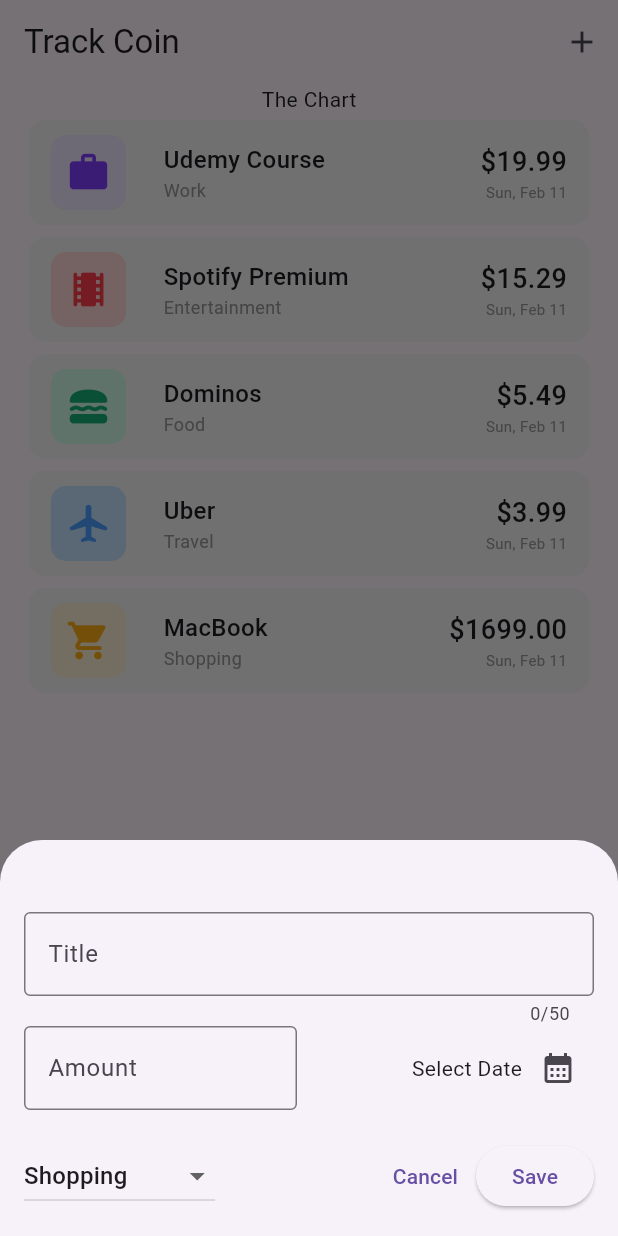
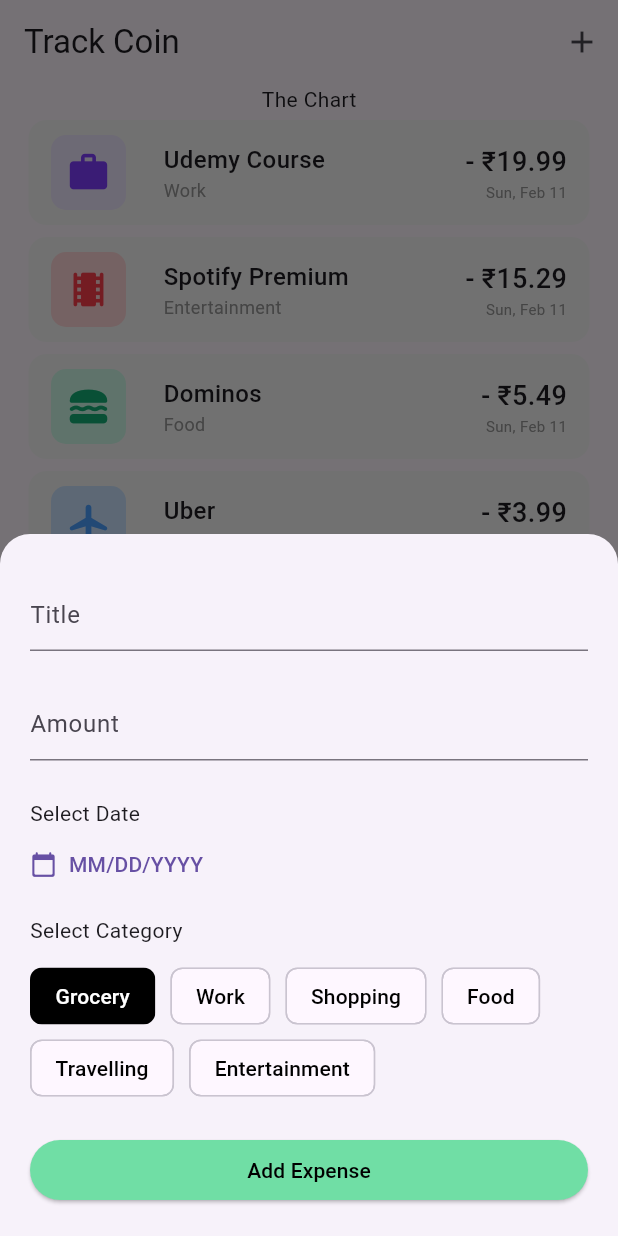
Before and after one commit to SagnikBarik/track_coin, a Flutter app: the screen it shows after launch, after a tap on the "add" icon, on a phone screen of 412 x 824 dp. Run offline on Flutter 3.47's test engine with Material 3 defaults, Android fonts, the phone set to English and light mode, and no system bars.

Commit message:
modified style

```diff
--- a/lib/main.dart
+++ b/lib/main.dart
@@ -4,8 +4,20 @@ import 'package:track_coin/widgets/expenses.dart';
 
 void main() {
   runApp(
-    const MaterialApp(
+    MaterialApp(
       debugShowCheckedModeBanner: false,
+      theme: ThemeData().copyWith(
+        cardTheme: const CardTheme().copyWith(
+          color: const Color.fromARGB(255, 247, 247, 247),
+          elevation: 0,
+        ),
+        elevatedButtonTheme: ElevatedButtonThemeData(
+          style: ElevatedButton.styleFrom(
+            backgroundColor: const Color.fromARGB(255, 112, 222, 165),
+            foregroundColor: Colors.black,
+          ),
+        ),
+      ),
       home: Expenses(),
     ),
   );
--- a/lib/models/expense_model.dart
+++ b/lib/models/expense_model.dart
@@ -6,22 +6,24 @@ final formatter = DateFormat.MMMEd();
 
 const uuid = Uuid();
 
-enum Category {food, shopping, entertainment, travel, work}
+enum Category {grocery, work, shopping, food, travelling, entertainment}
 
 const categoryIcons = {
   Category.food : Icons.lunch_dining_rounded,
   Category.shopping : Icons.shopping_cart_rounded,
   Category.entertainment : Icons.theaters_rounded,
-  Category.travel : Icons.airplanemode_active_rounded,
-  Category.work : Icons.work_rounded
+  Category.travelling : Icons.airplanemode_active_rounded,
+  Category.work : Icons.work_rounded,
+  Category.grocery : Icons.store_rounded,
 };
 
 const categoryColors = {
   Category.food : [Color.fromARGB(255, 20, 175, 118) ,Color.fromARGB(255, 207, 250, 233)],
-  Category.shopping : [Color.fromARGB(255, 251, 172, 19), Color.fromARGB(255, 252, 238, 212)],
+  Category.shopping : [Color.fromARGB(255, 252, 175, 23), Color.fromARGB(255, 252, 238, 212)],
   Category.entertainment : [Color.fromARGB(255, 252, 60, 75) ,Color.fromARGB(255, 254, 214, 215)],
-  Category.travel : [Color.fromARGB(255, 75, 159, 255), Color.fromARGB(255, 196, 224, 255)],
+  Category.travelling : [Color.fromARGB(255, 75, 159, 255), Color.fromARGB(255, 202, 227, 255)],
   Category.work : [Color.fromARGB(255, 127, 61, 255) ,Color.fromARGB(255, 238, 230, 254)],
+  Category.grocery : [Color.fromARGB(255, 255, 119, 0), Color.fromARGB(255, 255, 227, 190)]
 };
 
 class Expense {
--- a/lib/widgets/expenses.dart
+++ b/lib/widgets/expenses.dart
@@ -37,13 +37,19 @@ class _ExpancesState extends State<Expenses> {
       title: 'Uber',
       amount: 3.99,
       date: DateTime.now(),
-      category: Category.travel,
+      category: Category.travelling,
     ),
     Expense(
       title: 'MacBook',
       amount: 1699,
       date: DateTime.now(),
       category: Category.shopping,
+    ),
+    Expense(
+      title: 'Vegetables',
+      amount: 15.69,
+      date: DateTime.now(),
+      category: Category.grocery,
     )
   ];
 
@@ -63,11 +69,13 @@ class _ExpancesState extends State<Expenses> {
       SnackBar(
         content: const Text('Expense Deleted'),
         duration: const Duration(seconds: 2),
-        action: SnackBarAction(label: 'Undo', onPressed: (){
-          setState(() {
-            _registeredExpences.insert(expenseIndex, expense);
-          });
-        }),
+        action: SnackBarAction(
+            label: 'Undo',
+            onPressed: () {
+              setState(() {
+                _registeredExpences.insert(expenseIndex, expense);
+              });
+            }),
       ),
     );
   }
@@ -75,6 +83,11 @@ class _ExpancesState extends State<Expenses> {
   void _openOverlay() {
     showModalBottomSheet(
       isScrollControlled: true,
+      shape: const RoundedRectangleBorder(
+        borderRadius: BorderRadius.vertical(
+          top: Radius.circular(20),
+        ),
+      ),
       context: context,
       builder: (ctx) => NewExpense(onAddExpense: _addExpense),
     );
@@ -83,7 +96,7 @@ class _ExpancesState extends State<Expenses> {
   @override
   Widget build(context) {
     Widget mainContent = const Center(
-      child: Text('No Expences Found'),
+      child: Text('No Expenses Found'),
     );
 
     if (_registeredExpences.isNotEmpty) {
--- a/lib/widgets/expenses_list/expense_item.dart
+++ b/lib/widgets/expenses_list/expense_item.dart
@@ -14,8 +14,6 @@ class ExpenseItem extends StatelessWidget {
     return Padding(
       padding: const EdgeInsets.symmetric(horizontal: 15),
       child: Card(
-        elevation: 0,
-        color: const Color.fromARGB(255, 245, 245, 245),
         child: Padding(
           padding: const EdgeInsets.symmetric(
             horizontal: 15,
@@ -46,7 +44,7 @@ class ExpenseItem extends StatelessWidget {
                 crossAxisAlignment: CrossAxisAlignment.end,
                 children: [
                   Text(
-                    '\$${expense.amount.toStringAsFixed(2)}',
+                    '- \u{20B9}${expense.amount.toStringAsFixed(2)}',
                     style: const TextStyle(fontSize: 18, fontWeight: FontWeight.w500),
                   ),
                   Text(
--- a/lib/widgets/new_expense.dart
+++ b/lib/widgets/new_expense.dart
@@ -22,7 +22,7 @@ class _NewExpenseState extends State<NewExpense> {
   final _titleController = TextEditingController();
   final _amountController = TextEditingController();
   DateTime? _selectedDate;
-  Category _selectedCategory = Category.shopping;
+  Category _selectedCategory = Category.grocery;
 
   @override
   void dispose() {
@@ -81,92 +81,92 @@ class _NewExpenseState extends State<NewExpense> {
 
   @override
   Widget build(context) {
-    return Container(
-      padding: EdgeInsets.only(bottom: MediaQuery.of(context).viewInsets.bottom),
-      child: Padding(
-          padding: const EdgeInsets.fromLTRB(16, 48, 16, 16),
+    return Padding(
+        padding: EdgeInsets.only(
+            top: 30,
+            right: 20,
+            left: 20,
+            bottom: MediaQuery.of(context).viewInsets.bottom),
         child: Column(
           mainAxisSize: MainAxisSize.min,
+          crossAxisAlignment: CrossAxisAlignment.start,
+          mainAxisAlignment: MainAxisAlignment.spaceBetween,
           children: [
             TextField(
               controller: _titleController,
-                maxLength: 50,
               decoration: const InputDecoration(
                 label: Text('Title'),
-                  border: OutlineInputBorder(),
+                hintText: 'Carrots',
+                hintStyle: TextStyle(color: Color.fromARGB(255, 171, 171, 171), fontWeight: FontWeight.normal),
+                contentPadding: EdgeInsets.only(top: 0.0, bottom: 0.0),
               ),
+              style: const TextStyle(fontWeight: FontWeight.bold),
             ),
-              Row(
-                children: [
-                  Expanded(
-                    child: TextField(
+            const SizedBox(height: 25),
+            TextField(
               controller: _amountController,
               keyboardType: TextInputType.number,
               decoration: const InputDecoration(
+                border: UnderlineInputBorder(),
+                prefixText: '\u{20B9} ',
+                hintText: '0.00',
                 label: Text('Amount'),
-                        prefixText: '\$ ',
-                        border: OutlineInputBorder(),
+                contentPadding: EdgeInsets.only(top: 0.0, bottom: 0.0),
+              ),
+              style: const TextStyle(fontWeight: FontWeight.bold),
+            ),
+            const SizedBox(height: 25),
+            const Text('Select Date'),
+            TextButton.icon(
+              onPressed: _presentDatePicker,
+              style: TextButton.styleFrom(padding: EdgeInsets.zero),
+              icon: const Icon(Icons.calendar_today_rounded),
+              label: Text(
+                _selectedDate == null
+                    ? 'MM/DD/YYYY'
+                    : formatter.format(_selectedDate!),
               ),
             ),
+            const SizedBox(height: 10),
+            const Text('Select Category'),
+            const SizedBox(height: 10),
+            Wrap(
+              spacing: 10,
+              children: List<Widget>.generate(
+                Category.values.length,
+                (int option) {
+                  return ChoiceChip(
+                    selectedColor: Colors.black,
+                    disabledColor: const Color.fromARGB(255, 225, 231, 239),
+                    selected: _selectedCategory == Category.values[option],
+                    showCheckmark: false,
+                    label: Text(
+                      toBeginningOfSentenceCase(
+                          Category.values[option].toString().split('.').last),
+                      style: TextStyle(
+                          color: _selectedCategory == Category.values[option]
+                              ? Colors.white
+                              : Colors.black),
                     ),
-                  const SizedBox(width: 16),
-                  Expanded(
-                    child: Row(
-                      mainAxisAlignment: MainAxisAlignment.end,
-                      children: [
-                        Text(
-                          _selectedDate == null
-                              ? 'Select Date'
-                              : formatter.format(_selectedDate!),
-                        ),
-                        IconButton(
-                          onPressed: _presentDatePicker,
-                          icon: const Icon(Icons.calendar_month),
-                        ),
-                      ],
-                    ),
-                  ),
-                ],
+                    onSelected: (bool selected) {
+                      setState(() {
+                        _selectedCategory =
+                            (selected ? Category.values[option] : null)!;
+                      });
+                    },
+                  );
+                },
+              ).toList(),
             ),
             const SizedBox(height: 20),
-              Row(
-                children: [
-                  DropdownButton(
-                    value: _selectedCategory,
-                    items: Category.values
-                        .map(
-                          (category) => DropdownMenuItem(
-                            value: category,
-                            child: Text(
-                              toBeginningOfSentenceCase(category.name),
-                            ),
-                          ),
-                        )
-                        .toList(),
-                    onChanged: (value) {
-                      setState(() {
-                        if (value == null) {
-                          return;
-                        }
-                        _selectedCategory = value;
-                      });
-                    },
-                  ),
-                  const Spacer(),
-                  TextButton(
-                    onPressed: () {
-                      Navigator.pop(context);
-                    },
-                    child: const Text('Cancel'),
-                  ),
             ElevatedButton(
               onPressed: _submitExpenseData,
-                    child: const Text('Save'),
+              style: ElevatedButton.styleFrom(
+                  minimumSize: const Size(double.infinity, 40)),
+              child: const Text('Add Expense'),
             ),
+            const SizedBox(height: 20),
           ],
-              )
-            ],
-          )),
-    );
+        ));
   }
 }
```
Lines whose indentation alone changed are shown as unchanged.
